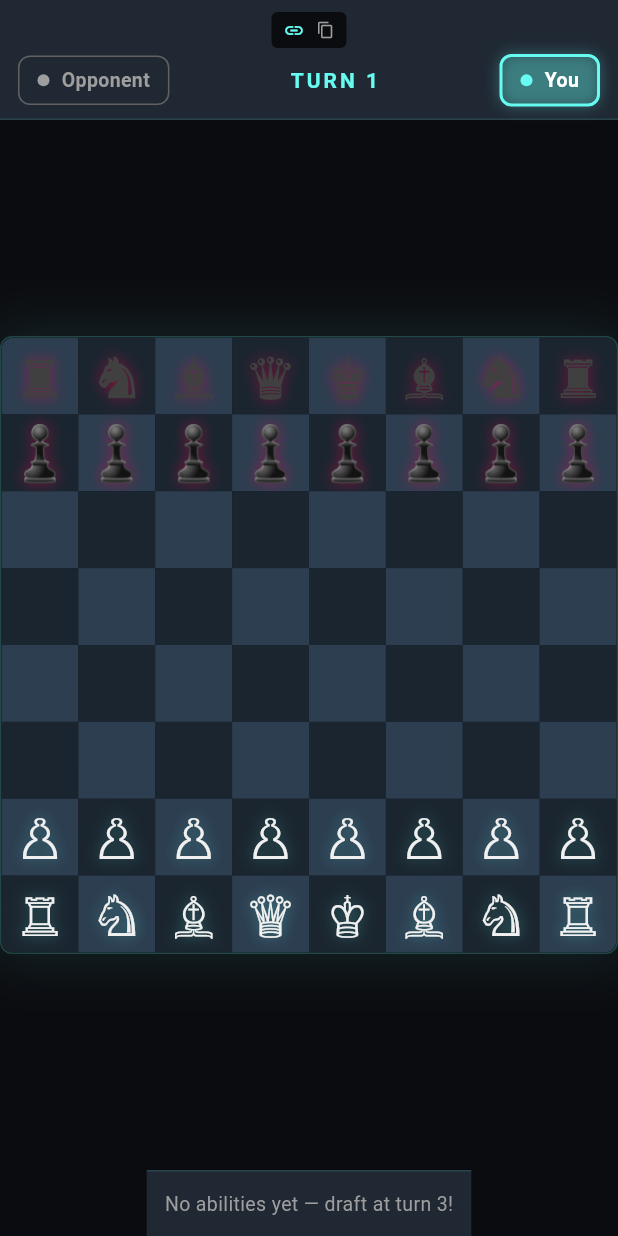
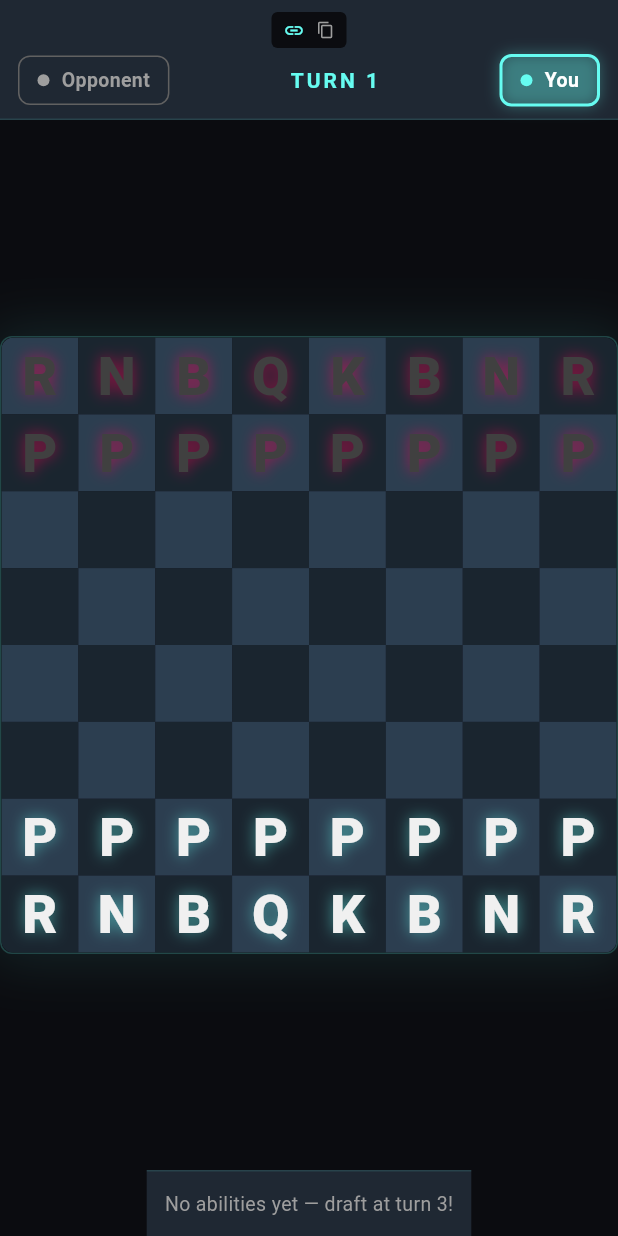
Before and after one commit to OrhanSahintas/chess-roguelike, a Flutter app: the GameScreen screen opened directly with empty values, on a phone screen of 412 x 824 dp. Run offline on Flutter 3.47's test engine with Material 3 defaults, Android fonts, the phone set to English and light mode, and no system bars; our stand-ins replace equatable, flutter_riverpod, go_router, supabase_flutter; accounts and stored records are empty; Roboto replaces fonts that are missing (Arial, Orbitron).

Commit message:
Switch to consistent letter pieces instead of mismatched unicode symbols

```diff
--- a/lib/models/piece.dart
+++ b/lib/models/piece.dart
@@ -34,17 +34,9 @@ class Piece extends Equatable {
     _nextId = 0;
   }
 
-  /// Unicode symbol with color: ♔ ♕ ♖ ♗ ♘ ♙ / ♚ ♛ ♜ ♝ ♞ ♟
+  /// Unicode symbol: ♔ ♕ ♖ ♗ ♘ ♙ / ♚ ♛ ♜ ♝ ♞ ♟
   String get unicode {
-    const whiteSymbols = {
-      PieceType.king: '♔',
-      PieceType.queen: '♕',
-      PieceType.rook: '♖',
-      PieceType.bishop: '♗',
-      PieceType.knight: '♘',
-      PieceType.pawn: '♙',
-    };
-    const blackSymbols = {
+    const allSymbols = {
       PieceType.king: '♚',
       PieceType.queen: '♛',
       PieceType.rook: '♜',
@@ -52,7 +44,20 @@ class Piece extends Equatable {
       PieceType.knight: '♞',
       PieceType.pawn: '♟',
     };
-    return color == PlayerColor.white ? whiteSymbols[type]! : blackSymbols[type]!;
+    return allSymbols[type]!;
+  }
+
+  /// Clean letter symbol: K Q R B N P (always consistent across fonts).
+  String get letter {
+    const allLetters = {
+      PieceType.king: 'K',
+      PieceType.queen: 'Q',
+      PieceType.rook: 'R',
+      PieceType.bishop: 'B',
+      PieceType.knight: 'N',
+      PieceType.pawn: 'P',
+    };
+    return allLetters[type]!;
   }
 
   /// Create a copy with updated fields.
--- a/lib/ui/widgets/chess_board_widget.dart
+++ b/lib/ui/widgets/chess_board_widget.dart
@@ -282,6 +282,8 @@ class _PieceWidget extends StatelessWidget {
   @override
   Widget build(BuildContext context) {
     final isWhite = piece.color == PlayerColor.white;
+    final fgColor = isWhite ? const Color(0xFFF0F0F0) : const Color(0xFF404040);
+    final glowColor = isWhite ? const Color(0xFF66FCF1) : const Color(0xFFFF0055);
 
     return AnimatedContainer(
       duration: const Duration(milliseconds: 200),
@@ -299,17 +301,14 @@ class _PieceWidget extends StatelessWidget {
         child: FittedBox(
           fit: BoxFit.scaleDown,
           child: Text(
-            piece.unicode,
+            piece.letter,
             style: TextStyle(
               fontSize: 36,
-              fontWeight: FontWeight.normal,
-              fontFamily: 'Arial',
-              color: isWhite ? const Color(0xFFF0F0F0) : const Color(0xFF404040),
+              fontWeight: FontWeight.w900,
+              color: fgColor,
               shadows: [
                 Shadow(
-                  color: isWhite
-                      ? const Color(0xFF66FCF1).withValues(alpha: 0.4)
-                      : const Color(0xFFFF0055).withValues(alpha: 0.4),
+                  color: glowColor.withValues(alpha: 0.5),
                   blurRadius: 12,
                 ),
               ],
```
